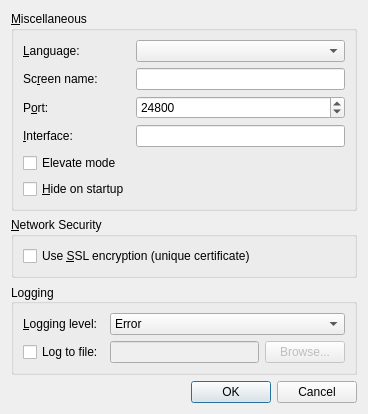
Qt form src/gui/res/SettingsDialogBase.ui (deskflow/deskflow) before a commit.
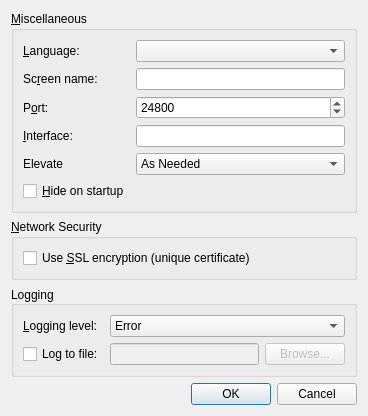
The same form after that commit.

Commit message: #4323 Prepare settings dialog for elevation tristate

The edit to the form file:
```diff
--- a/src/gui/res/SettingsDialogBase.ui
+++ b/src/gui/res/SettingsDialogBase.ui
@@ -7,7 +7,7 @@
     <x>0</x>
     <y>0</y>
     <width>368</width>
-    <height>377</height>
+    <height>380</height>
    </rect>
   </property>
   <property name="windowTitle">
@@ -114,13 +114,6 @@
       <item row="0" column="1">
        <widget class="QComboBox" name="m_pComboLanguage"/>
       </item>
-      <item row="4" column="0">
-       <widget class="QCheckBox" name="m_pCheckBoxElevateMode">
-        <property name="text">
-         <string>Elevate mode</string>
-        </property>
-       </widget>
-      </item>
       <item row="5" column="0">
        <widget class="QCheckBox" name="m_pCheckBoxAutoHide">
         <property name="text">
@@ -128,6 +121,38 @@
         </property>
        </widget>
       </item>
+      <item row="4" column="1">
+       <widget class="QComboBox" name="m_pComboElevate">
+        <property name="toolTip">
+         <string>Specify when the Synergy service should run at an elevated privilege level</string>
+        </property>
+        <property name="currentIndex">
+         <number>0</number>
+        </property>
+        <item>
+         <property name="text">
+          <string>As Needed</string>
+         </property>
+        </item>
+        <item>
+         <property name="text">
+          <string>Always</string>
+         </property>
+        </item>
+        <item>
+         <property name="text">
+          <string>Never</string>
+         </property>
+        </item>
+       </widget>
+      </item>
+      <item row="4" column="0">
+       <widget class="QLabel" name="m_pLabelElevate">
+        <property name="text">
+         <string>Elevate</string>
+        </property>
+       </widget>
+      </item>
      </layout>
     </widget>
    </item>
```
